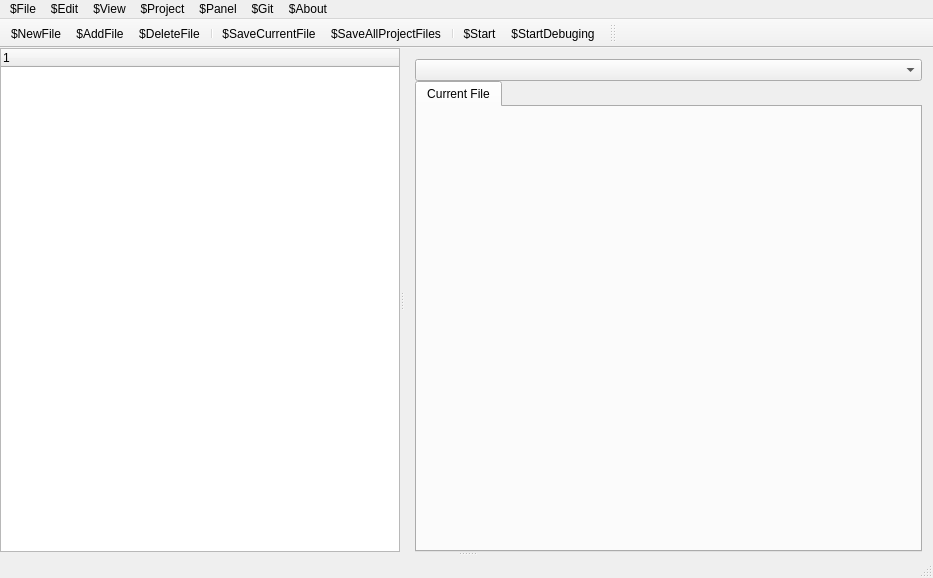
Before: the Qt Designer form newVersion/SmartCode/smartcode.ui in shotInLeg/SmartCode, drawn with Qt 5.
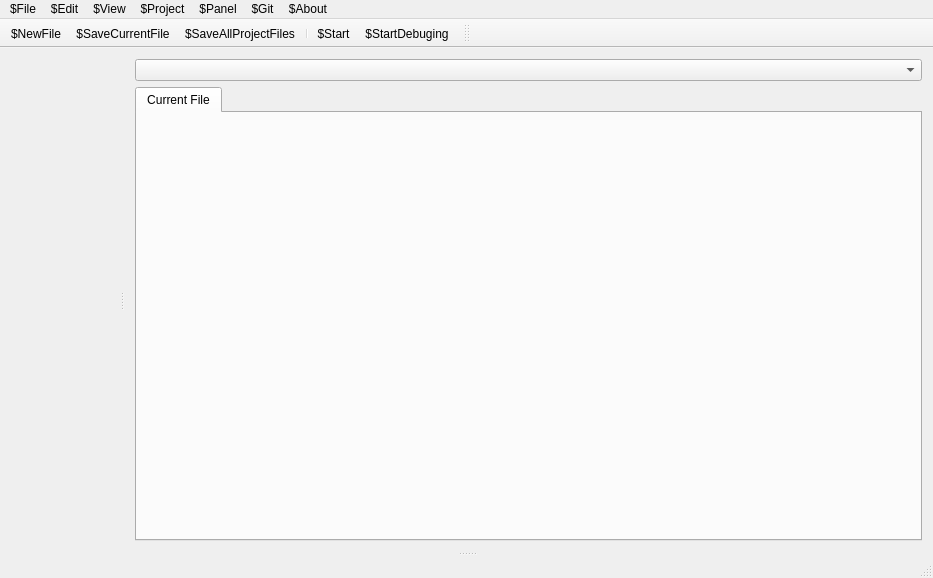
After: the same form once the commit is applied. Icons and pictures are not drawn.

Commit message: Add SCreateNewProject Dialog

Diff of the .ui file:
```diff
--- a/newVersion/SmartCode/smartcode.ui
+++ b/newVersion/SmartCode/smartcode.ui
@@ -39,25 +39,6 @@
        <property name="orientation">
         <enum>Qt::Horizontal</enum>
        </property>
-       <widget class="QTreeWidget" name="projectTree">
-        <property name="minimumSize">
-         <size>
-          <width>250</width>
-          <height>0</height>
-         </size>
-        </property>
-        <property name="maximumSize">
-         <size>
-          <width>400</width>
-          <height>16777215</height>
-         </size>
-        </property>
-        <column>
-         <property name="text">
-          <string notr="true">1</string>
-         </property>
-        </column>
-       </widget>
        <widget class="QWidget" name="verticalLayoutWidget">
         <layout class="QVBoxLayout" name="ltCodeEditor">
          <property name="spacing">
@@ -66,15 +47,12 @@
          <property name="bottomMargin">
           <number>0</number>
          </property>
+        </layout>
+       </widget>
+       <widget class="QWidget" name="verticalLayoutWidget_2">
+        <layout class="QVBoxLayout" name="lCode">
          <item>
-          <layout class="QHBoxLayout" name="ltCodeInfo">
-           <property name="topMargin">
-            <number>0</number>
-           </property>
-           <item>
-            <widget class="QComboBox" name="cbCurrentInstructionInfo"/>
-           </item>
-          </layout>
+          <widget class="QComboBox" name="cbCurrentInstructionInfo"/>
          </item>
          <item>
           <widget class="QTabWidget" name="twOpenedFiles">
@@ -198,9 +176,6 @@
     <bool>false</bool>
    </attribute>
    <addaction name="aNewFile"/>
-   <addaction name="aAddFile"/>
-   <addaction name="aDeleteFile"/>
-   <addaction name="separator"/>
    <addaction name="aSaveCurrentFile"/>
    <addaction name="aSaveAllProjectFiles"/>
    <addaction name="separator"/>
```
Left out of the diff: 2 changed lines with no effect on the pictures. The commit also changes 9 other files.
